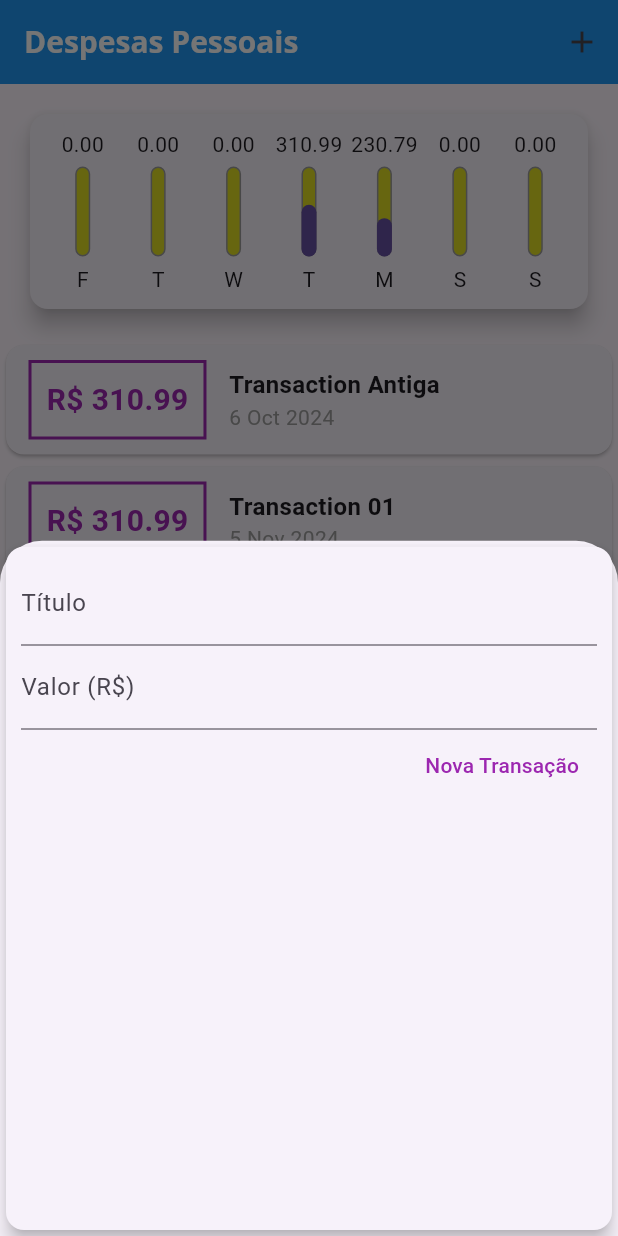
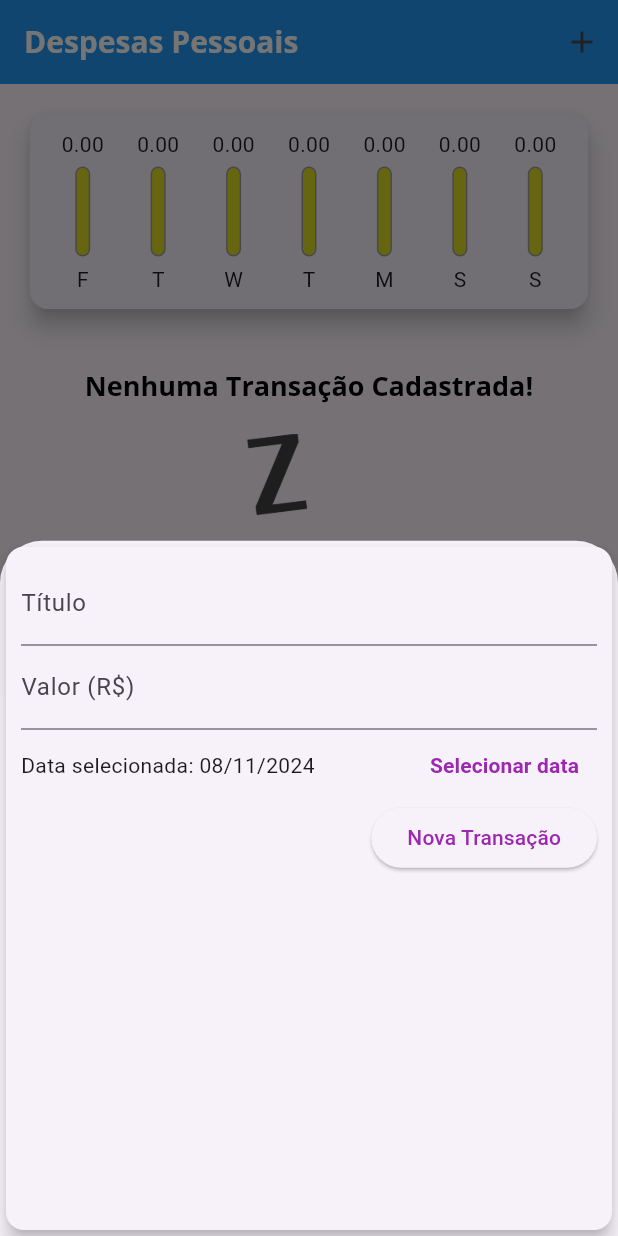
Before and after one commit to eskokado/expenses, a Flutter app: the screen it shows after launch, after a tap on the "add" icon, on a phone screen of 412 x 824 dp. Run offline on Flutter 3.47's test engine with Material 3 defaults, Android fonts, the phone set to English and light mode, and no system bars; missing offline and left inert: dart:ffi.

Commit message:
fix(transactions): add datepicked and save transaction with datetime

```diff
--- a/lib/components/chart.dart
+++ b/lib/components/chart.dart
@@ -50,7 +50,9 @@ class Chart extends StatelessWidget {
               child: ChartBar(
                 label: tr['day'].toString(),
                 value: tr['value'] as double,
-                percentage: (tr['value'] as double) / _weekTotalValue,
+                percentage: _weekTotalValue == 0
+                    ? 0
+                    : (tr['value'] as double) / _weekTotalValue,
               ),
             );
           }).toList(),
--- a/lib/components/transaction_form.dart
+++ b/lib/components/transaction_form.dart
@@ -1,7 +1,10 @@
+import 'dart:math';
+
 import 'package:flutter/material.dart';
+import 'package:intl/intl.dart';
 
 class TransactionForm extends StatefulWidget {
-  final void Function(String, double) onSubmit;
+  final void Function(String, double, DateTime) onSubmit;
 
   TransactionForm(this.onSubmit, {super.key});
 
@@ -10,24 +13,40 @@ class TransactionForm extends StatefulWidget {
 }
 
 class _TransactionFormState extends State<TransactionForm> {
-  final titleController = TextEditingController();
-
-  final valueController = TextEditingController();
+  final _titleController = TextEditingController();
+  final _valueController = TextEditingController();
+  late DateTime _selectedDate = DateTime.now();
 
   _submitForm() {
-    final title = titleController.text;
-    final value = double.tryParse(valueController.text) ?? 0.0;
+    final title = _titleController.text;
+    final value = double.tryParse(_valueController.text) ?? 0.0;
 
     if (title.isEmpty || value <= 0) {
       return;
-    };
+    }
+    ;
 
-    widget.onSubmit(title, value);
+    widget.onSubmit(title, value, _selectedDate);
+  }
+
+  _showDatePicker() {
+    showDatePicker(
+      context: context,
+      initialDate: DateTime.now(),
+      firstDate: DateTime(2019),
+      lastDate: DateTime.now(),
+    ).then((pickedDate) {
+      if (pickedDate == null) {
+        return;
+      }
+      setState(() {
+        _selectedDate = pickedDate;
+      });
+    });
   }
 
   @override
   Widget build(BuildContext context) {
-
     return Card(
       elevation: 5,
       child: Container(
@@ -35,30 +54,44 @@ class _TransactionFormState extends State<TransactionForm> {
         child: Column(
           children: [
             TextField(
-              controller: titleController,
+              controller: _titleController,
               decoration: InputDecoration(
                 labelText: 'Título',
               ),
             ),
             TextField(
-              controller: valueController,
+              controller: _valueController,
               keyboardType: TextInputType.numberWithOptions(decimal: true),
-              decoration: InputDecoration(
-                  labelText: 'Valor (R\$)'
-              ),
+              decoration: InputDecoration(labelText: 'Valor (R\$)'),
+            ),
+            Row(
+              children: [
+                Expanded(
+                  child: Text(
+                    'Data selecionada: ${DateFormat('dd/MM/y').format(_selectedDate)}',
+                  ),
+                ),
+                TextButton(
+                  onPressed: _showDatePicker,
+                  child: Text(
+                    'Selecionar data',
+                    style: TextStyle(
+                      fontWeight: FontWeight.bold,
+                      color: Colors.purple,
+                    ),
+                  ),
+                )
+              ],
             ),
             Row(
               mainAxisAlignment: MainAxisAlignment.end,
               children: [
-                TextButton(
+                ElevatedButton(
                     onPressed: _submitForm,
                     child: Text(
                       'Nova Transação',
-                      style: TextStyle(
-                          color: Colors.purple
-                      ),
-                    )
-                ),
+                      style: TextStyle(color: Colors.purple),
+                    )),
               ],
             )
           ],
--- a/lib/main.dart
+++ b/lib/main.dart
@@ -53,26 +53,7 @@ class MyHomePage extends StatefulWidget {
 }
 
 class _MyHomePageState extends State<MyHomePage> {
-  final List<Transaction> _transactions = [
-    Transaction(
-        id: 't0',
-        title: 'Transaction Antiga',
-        value: 310.99,
-        date: DateTime.now().subtract(Duration(days: 33))
-    ),
-    Transaction(
-        id: 't1',
-        title: 'Transaction 01',
-        value: 310.99,
-        date: DateTime.now().subtract(Duration(days: 3))
-    ),
-    Transaction(
-        id: 't2',
-        title: 'Transaction 02',
-        value: 230.79,
-        date: DateTime.now().subtract(Duration(days: 4))
-    )
-  ];
+  final List<Transaction> _transactions = [];
 
   List<Transaction> get _recentTransactions {
     return _transactions.where((tr) {
@@ -82,12 +63,12 @@ class _MyHomePageState extends State<MyHomePage> {
     }).toList();
   }
 
-  _addTransaction(String title, double value) {
+  _addTransaction(String title, double value, DateTime date) {
     final newTransaction = Transaction(
         id: Random().nextDouble().toString(),
         title: title,
         value: value,
-        date: DateTime.now()
+        date: date
     );
 
     setState(() {
```
